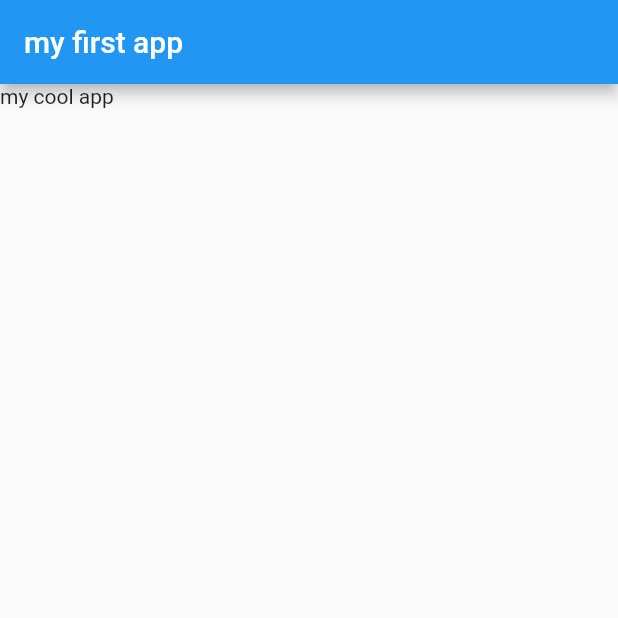
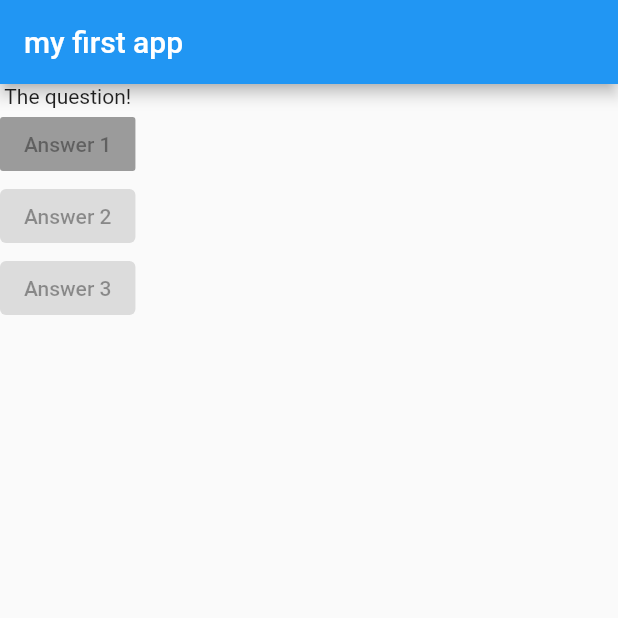
Before and after one commit to Rawa-Osman/quiz_app, a Flutter app: the screen it shows after launch, on a phone screen of 412 x 824 dp, the top half of it. Run offline on Flutter 3.47's test engine with Material 2 defaults, Android fonts, the phone set to English and light mode, and no system bars.

Commit message:
Button added

```diff
--- a/lib/main.dart
+++ b/lib/main.dart
@@ -3,11 +3,14 @@ import 'package:flutter/material.dart';
 // void main() {
 //   runApp(const MyApp());
 // }
-void main() => runApp(const MyApp());
+void main() => runApp(MyApp());
 
 class MyApp extends StatelessWidget {
-  const MyApp({Key? key}) : super(key: key);
-
+  MyApp({Key? key}) : super(key: key);
+  var questions = [
+    "what's your favorate color?",
+    "what's your favorate animal?",
+  ];
   @override
   Widget build(BuildContext context) {
     return MaterialApp(
@@ -15,7 +18,14 @@ class MyApp extends StatelessWidget {
         appBar: AppBar(
           title: const Text("my first app"),
         ),
-        body: const Text("my cool app"),
+        body: Column(
+          children: [
+            Text('The question!'),
+            RaisedButton(child: Text("Answer 1"), onPressed: null),
+            ElevatedButton(onPressed: null, child: Text('Answer 2')),
+            ElevatedButton(onPressed: null, child: Text('Answer 3'))
+          ],
+        ),
       ),
     );
   }
```
